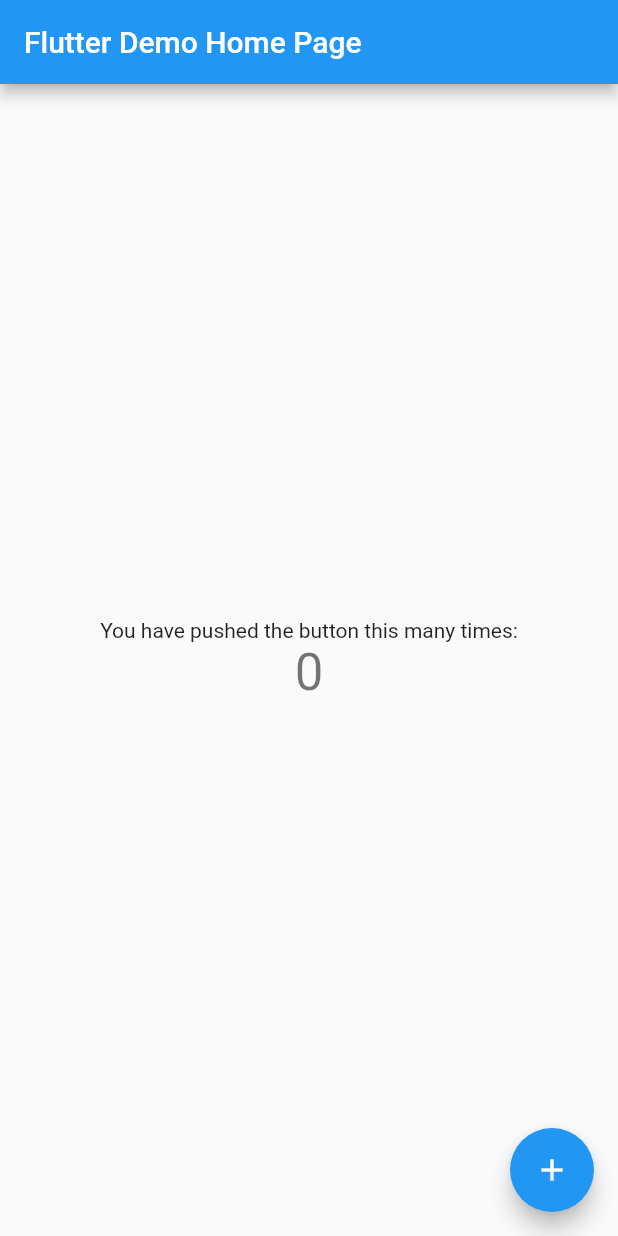
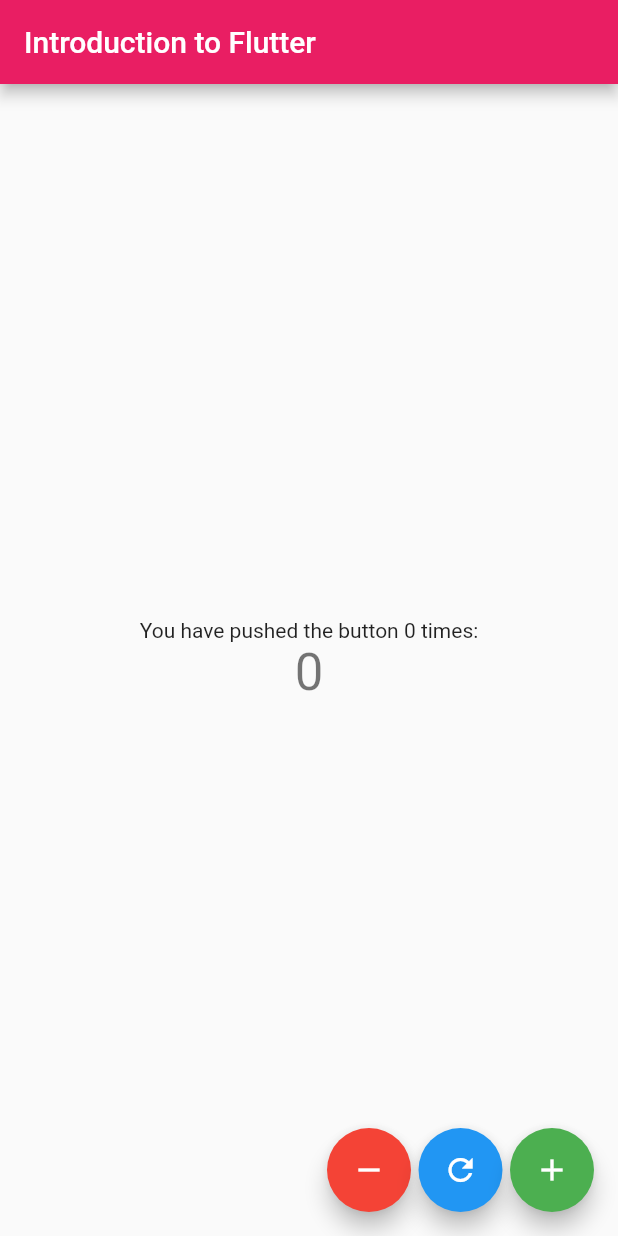
Before and after one commit to shontzu-deriv/intro-to-flutter, a Flutter app: the screen it shows after launch, on a phone screen of 412 x 824 dp. Run offline on Flutter 3.47's test engine with Material 2 defaults, Android fonts, the phone set to English and light mode, and no system bars.

Commit message:
added buttons

```diff
--- a/lib/main.dart
+++ b/lib/main.dart
@@ -13,33 +13,16 @@ class MyApp extends StatelessWidget {
     return MaterialApp(
       title: 'Flutter Demo',
       theme: ThemeData(
-        // This is the theme of your application.
-        //
-        // Try running your application with "flutter run". You'll see the
-        // application has a blue toolbar. Then, without quitting the app, try
-        // changing the primarySwatch below to Colors.green and then invoke
-        // "hot reload" (press "r" in the console where you ran "flutter run",
-        // or simply save your changes to "hot reload" in a Flutter IDE).
-        // Notice that the counter didn't reset back to zero; the application
-        // is not restarted.
-        primarySwatch: Colors.blue,
+        primarySwatch: Colors.pink,
+        // secondary: Colors.green,
       ),
-      home: const MyHomePage(title: 'Flutter Demo Home Page'),
+      home: const MyHomePage(title: 'Introduction to Flutter'),
     );
   }
 }
 
 class MyHomePage extends StatefulWidget {
   const MyHomePage({Key? key, required this.title}) : super(key: key);
-
-  // This widget is the home page of your application. It is stateful, meaning
-  // that it has a State object (defined below) that contains fields that affect
-  // how it looks.
-
-  // This class is the configuration for the state. It holds the values (in this
-  // case the title) provided by the parent (in this case the App widget) and
-  // used by the build method of the State. Fields in a Widget subclass are
-  // always marked "final".
 
   final String title;
 
@@ -52,12 +35,19 @@ class _MyHomePageState extends State<MyHomePage> {
 
   void _incrementCounter() {
     setState(() {
-      // This call to setState tells the Flutter framework that something has
-      // changed in this State, which causes it to rerun the build method below
-      // so that the display can reflect the updated values. If we changed
-      // _counter without calling setState(), then the build method would not be
-      // called again, and so nothing would appear to happen.
       _counter++;
+    });
+  }
+
+  void _decrementCounter() {
+    setState(() {
+      _counter--;
+    });
+  }
+
+  void _resetCounter() {
+    setState(() {
+      _counter=0;
     });
   }
 
@@ -65,10 +55,6 @@ class _MyHomePageState extends State<MyHomePage> {
   Widget build(BuildContext context) {
     // This method is rerun every time setState is called, for instance as done
     // by the _incrementCounter method above.
-    //
-    // The Flutter framework has been optimized to make rerunning build methods
-    // fast, so that you can just rebuild anything that needs updating rather
-    // than having to individually change instances of widgets.
     return Scaffold(
       appBar: AppBar(
         // Here we take the value from the MyHomePage object that was created by
@@ -82,34 +68,56 @@ class _MyHomePageState extends State<MyHomePage> {
           // Column is also a layout widget. It takes a list of children and
           // arranges them vertically. By default, it sizes itself to fit its
           // children horizontally, and tries to be as tall as its parent.
-          //
-          // Invoke "debug painting" (press "p" in the console, choose the
-          // "Toggle Debug Paint" action from the Flutter Inspector in Android
-          // Studio, or the "Toggle Debug Paint" command in Visual Studio Code)
-          // to see the wireframe for each widget.
-          //
-          // Column has various properties to control how it sizes itself and
-          // how it positions its children. Here we use mainAxisAlignment to
-          // center the children vertically; the main axis here is the vertical
-          // axis because Columns are vertical (the cross axis would be
-          // horizontal).
           mainAxisAlignment: MainAxisAlignment.center,
           children: <Widget>[
-            const Text(
-              'You have pushed the button this many times:',
+             Text(
+              'You have pushed the button $_counter times:',
             ),
             Text(
               '$_counter',
               style: Theme.of(context).textTheme.headline4,
             ),
+            // const ElevatedButton(
+            //   onPressed: () {},
+            //   child: Text('A bit Longer'),
+            // ),
+            // const ElevatedButton(
+            //   onPressed: () {},
+            //   child: Text('The Longest text button'),
+            // ),
           ],
         ),
       ),
-      floatingActionButton: FloatingActionButton(
-        onPressed: _incrementCounter,
-        tooltip: 'Increment',
-        child: const Icon(Icons.add),
-      ), // This trailing comma makes auto-formatting nicer for build methods.
+
+      floatingActionButton:
+        // padding: const EdgeInsets(10),
+        Row(
+          mainAxisAlignment: MainAxisAlignment.end,
+        children: [
+          FloatingActionButton(
+            onPressed: _decrementCounter,
+            backgroundColor: Colors.red,
+            child: const Icon(Icons.remove),
+          ),
+          const SizedBox(
+            width:5,
+          ),
+          FloatingActionButton(
+            onPressed: _resetCounter,
+            backgroundColor: Colors.blue,
+            child: const Icon(Icons.refresh),
+          ),
+          const SizedBox(
+            width:5,
+          ),
+            FloatingActionButton(
+              onPressed: _incrementCounter,
+              backgroundColor: Colors.green,
+              child: const Icon(Icons.add),
+            ),
+          ],
+        ),
+       // This trailing comma makes auto-formatting nicer for build methods.
     );
   }
 }
```
